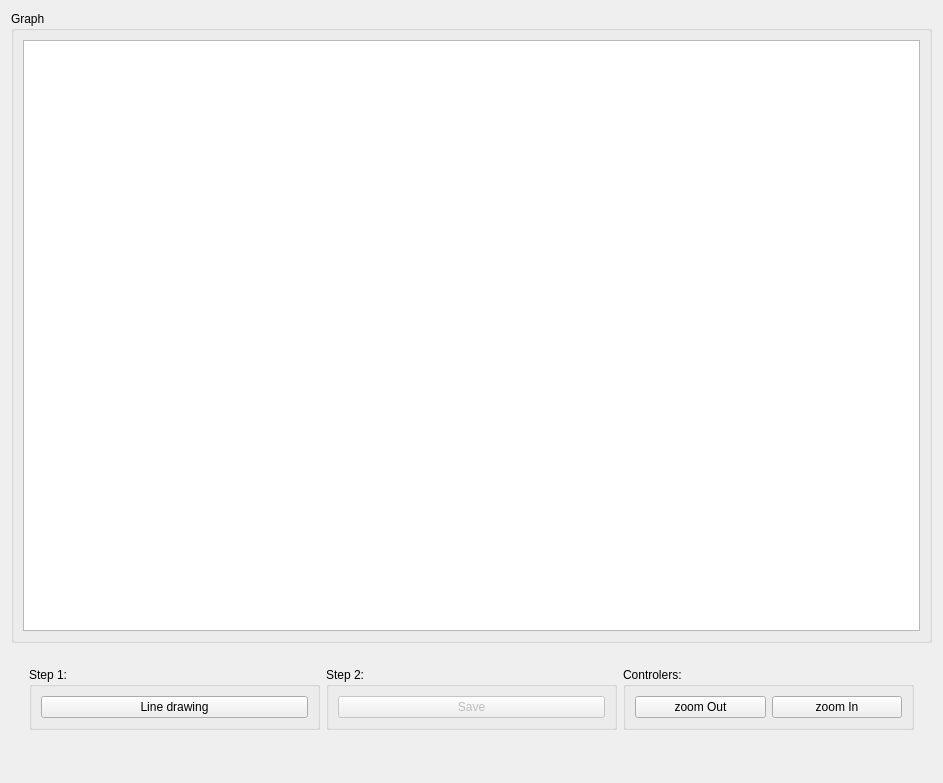
Above: src/figuramatriz.ui from EthoWatcher/ethowatcher before the change. Below: the same form after it.
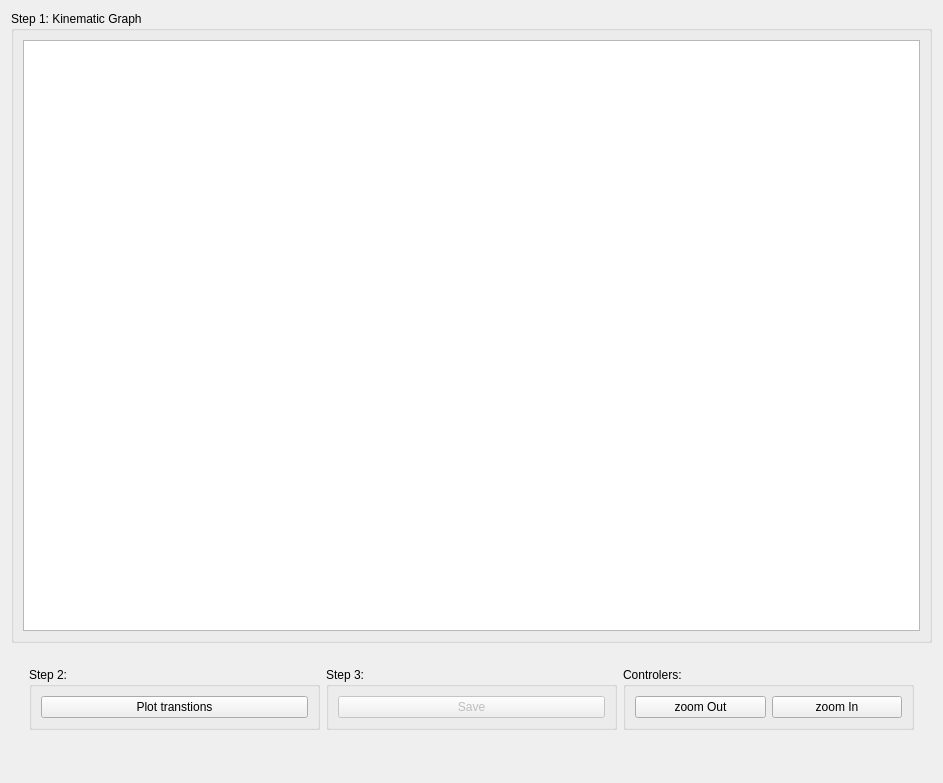
That is the form after the change.

Commit message: Fixing ui, removed analysis button.

```diff
--- a/src/figuramatriz.ui
+++ b/src/figuramatriz.ui
@@ -17,7 +17,7 @@
    <item>
     <widget class="QGroupBox" name="groupBox_5">
      <property name="title">
-      <string>Graph</string>
+      <string>Step 1: Kinematic Graph</string>
      </property>
      <layout class="QVBoxLayout" name="verticalLayout_5">
       <item>
@@ -41,13 +41,13 @@
          <item>
           <widget class="QGroupBox" name="groupBox_3">
            <property name="title">
-            <string>Step 1:</string>
+            <string>Step 2:</string>
            </property>
            <layout class="QVBoxLayout" name="verticalLayout_6">
             <item>
              <widget class="QPushButton" name="pbAtualiza">
               <property name="text">
-               <string>Line drawing</string>
+               <string>Plot transtions</string>
               </property>
              </widget>
             </item>
@@ -57,7 +57,7 @@
          <item>
           <widget class="QGroupBox" name="groupBox_4">
            <property name="title">
-            <string>Step 2:</string>
+            <string>Step 3:</string>
            </property>
            <layout class="QHBoxLayout" name="horizontalLayout_2">
             <item>
```
Left out of the diff: 2 changed lines with no effect on the pictures. The commit also changes 2 other files.
